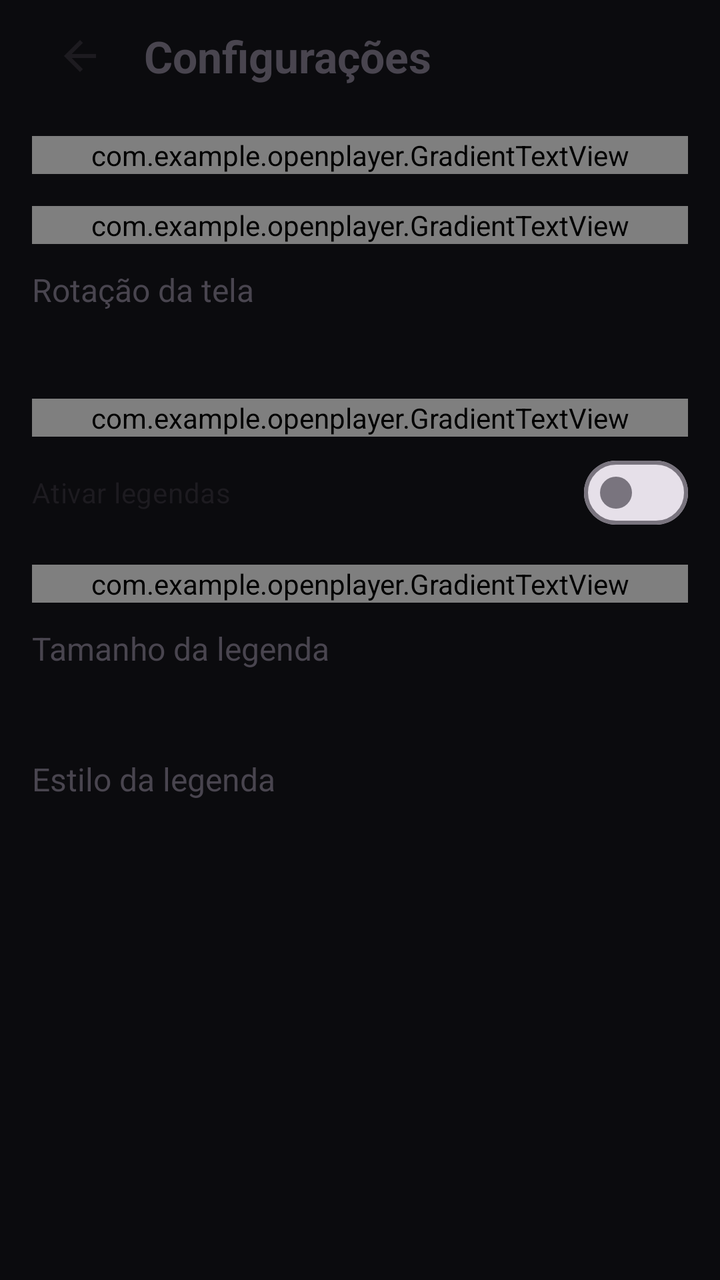
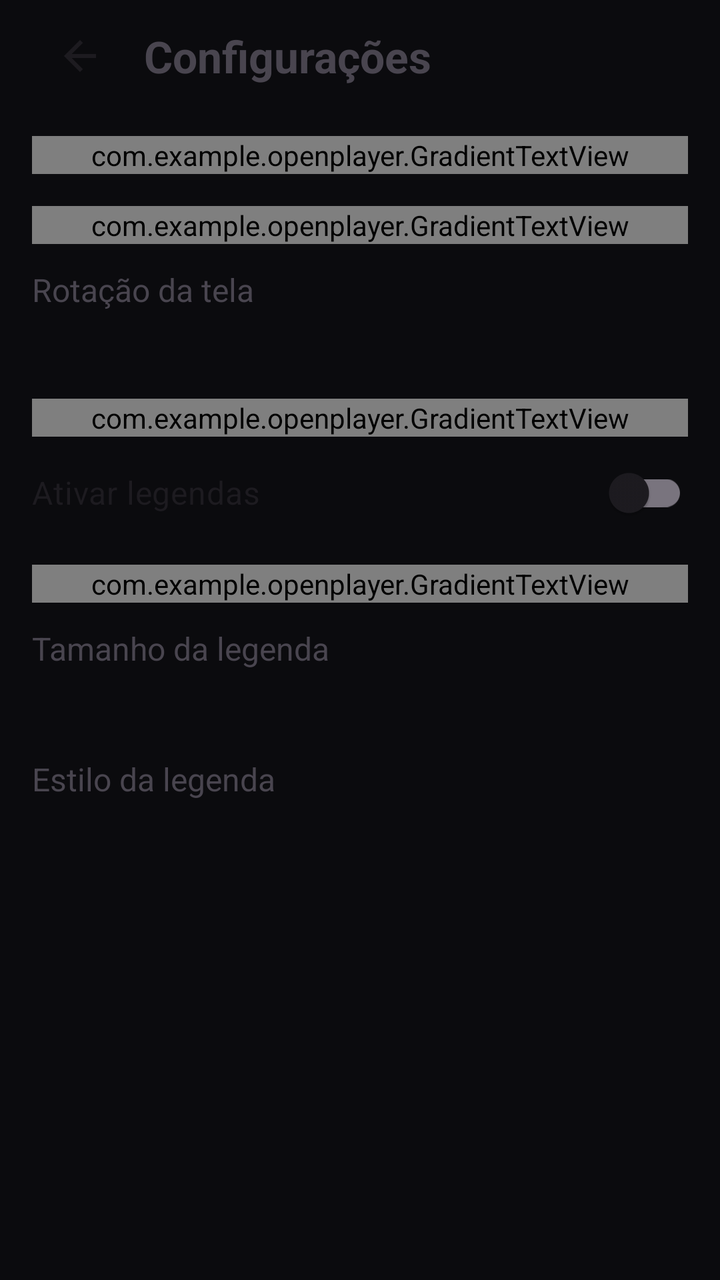

Screens rendered from an Android XML layout before and after an edit, with the pre-edit source and the edit as a unified diff.
<!-- AndroidManifest.xml: application theme Theme.OpenPlayer -->
<!-- res/layout/activity_settings.xml -->
<?xml version="1.0" encoding="utf-8"?>
<ScrollView xmlns:android="http://schemas.android.com/apk/res/android"
    android:layout_width="match_parent"
    android:layout_height="match_parent">

    <LinearLayout
        android:layout_width="match_parent"
        android:layout_height="wrap_content"
        android:orientation="vertical"
        android:paddingHorizontal="16dp"
        android:paddingBottom="24dp">

        <LinearLayout
            android:layout_width="match_parent"
            android:layout_height="56dp"
            android:gravity="center_vertical"
            android:orientation="horizontal">

            <ImageButton
                android:id="@+id/btnBack"
                android:layout_width="48dp"
                android:layout_height="48dp"
                android:background="?attr/selectableItemBackgroundBorderless"
                android:contentDescription="@string/back"
                android:src="@drawable/ic_arrow_back"
                android:tint="?attr/colorOnSurface" />

            <TextView
                android:layout_width="0dp"
                android:layout_height="wrap_content"
                android:layout_marginStart="8dp"
                android:layout_weight="1"
                android:text="@string/menu_settings"
                android:textSize="22sp"
                android:textStyle="bold" />
        </LinearLayout>

        <com.example.openplayer.GradientTextView
            android:layout_width="match_parent"
            android:layout_height="wrap_content"
            android:layout_marginTop="12dp"
            android:text="@string/settings_group"
            android:textSize="14sp"
            android:textStyle="bold" />

        <com.example.openplayer.GradientTextView
            android:layout_width="match_parent"
            android:layout_height="wrap_content"
            android:layout_marginTop="16dp"
            android:text="@string/settings_video"
            android:textSize="14sp"
            android:textStyle="bold" />

        <LinearLayout
            android:id="@+id/rowRotation"
            android:layout_width="match_parent"
            android:layout_height="wrap_content"
            android:background="?attr/selectableItemBackground"
            android:orientation="vertical"
            android:paddingVertical="12dp">

            <TextView
                android:layout_width="match_parent"
                android:layout_height="wrap_content"
                android:text="@string/settings_rotation"
                android:textSize="16sp" />

            <TextView
                android:id="@+id/rotationValue"
                android:layout_width="match_parent"
                android:layout_height="wrap_content"
                android:layout_marginTop="2dp"
                android:alpha="0.7"
                android:textSize="13sp" />
        </LinearLayout>

        <com.example.openplayer.GradientTextView
            android:layout_width="match_parent"
            android:layout_height="wrap_content"
            android:layout_marginTop="12dp"
            android:text="@string/settings_subtitles"
            android:textSize="14sp"
            android:textStyle="bold" />

        <com.google.android.material.materialswitch.MaterialSwitch
            android:id="@+id/switchSubs"
            android:layout_width="match_parent"
            android:layout_height="wrap_content"
            android:layout_marginTop="4dp"
            android:text="@string/settings_subs_enable" />

        <com.example.openplayer.GradientTextView
            android:layout_width="match_parent"
            android:layout_height="wrap_content"
            android:layout_marginTop="12dp"
            android:text="@string/settings_subs_render"
            android:textSize="14sp"
            android:textStyle="bold" />

        <LinearLayout
            android:id="@+id/rowSubSize"
            android:layout_width="match_parent"
            android:layout_height="wrap_content"
            android:background="?attr/selectableItemBackground"
            android:orientation="vertical"
            android:paddingVertical="12dp">

            <TextView
                android:layout_width="match_parent"
                android:layout_height="wrap_content"
                android:text="@string/settings_sub_size"
                android:textSize="16sp" />

            <TextView
                android:id="@+id/subSizeValue"
                android:layout_width="match_parent"
                android:layout_height="wrap_content"
                android:layout_marginTop="2dp"
                android:alpha="0.7"
                android:textSize="13sp" />
        </LinearLayout>

        <LinearLayout
            android:id="@+id/rowSubStyle"
            android:layout_width="match_parent"
            android:layout_height="wrap_content"
            android:background="?attr/selectableItemBackground"
            android:orientation="vertical"
            android:paddingVertical="12dp">

            <TextView
                android:layout_width="match_parent"
                android:layout_height="wrap_content"
                android:text="@string/settings_sub_style"
                android:textSize="16sp" />

            <TextView
                android:id="@+id/subStyleValue"
                android:layout_width="match_parent"
                android:layout_height="wrap_content"
                android:layout_marginTop="2dp"
                android:alpha="0.7"
                android:textSize="13sp" />
        </LinearLayout>
    </LinearLayout>
</ScrollView>
<!-- resources referenced by this layout -->
<resources>
  <!-- drawable ic_arrow_back (drawable) -->
  <vector xmlns:android="http://schemas.android.com/apk/res/android"
      android:width="24dp"
      android:height="24dp"
      android:viewportWidth="24"
      android:viewportHeight="24"
      android:tint="?attr/colorControlNormal">
      <path android:fillColor="@android:color/white" android:pathData="M20,11H7.83l5.59,-5.59L12,4l-8,8 8,8 1.41,-1.41L7.83,13H20v-2z" />
  </vector>
  <string name="back">Voltar</string>
  <string name="menu_settings">Configurações</string>
  <string name="settings_group">Vídeo e legenda</string>
  <string name="settings_rotation">Rotação da tela</string>
  <string name="settings_sub_size">Tamanho da legenda</string>
  <string name="settings_sub_style">Estilo da legenda</string>
  <string name="settings_subs_enable">Ativar legendas</string>
  <string name="settings_subs_render">Renderização de legendas</string>
  <string name="settings_subtitles">Legendas</string>
  <string name="settings_video">Vídeo</string>
  <style name="Theme.OpenPlayer" parent="Theme.Material3.DayNight.NoActionBar">
          <item name="android:colorBackground">@color/app_bg</item>
          <item name="android:windowBackground">@color/app_bg</item>
      </style>
  <color name="app_bg">#0B0B0E</color>
</resources>

<!-- the commit's change to res/layout/activity_settings.xml (unified diff, before → after) -->
@@ -82,8 +82,10 @@
             android:textSize="14sp"
             android:textStyle="bold" />
 
-        <com.google.android.material.materialswitch.MaterialSwitch
+        <androidx.appcompat.widget.SwitchCompat
             android:id="@+id/switchSubs"
+            android:minHeight="48dp"
+            android:textSize="16sp"
             android:layout_width="match_parent"
             android:layout_height="wrap_content"
             android:layout_marginTop="4dp"
